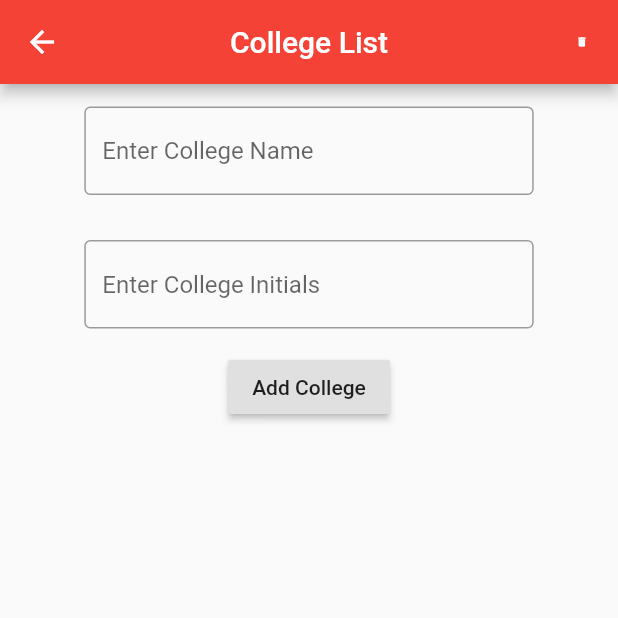
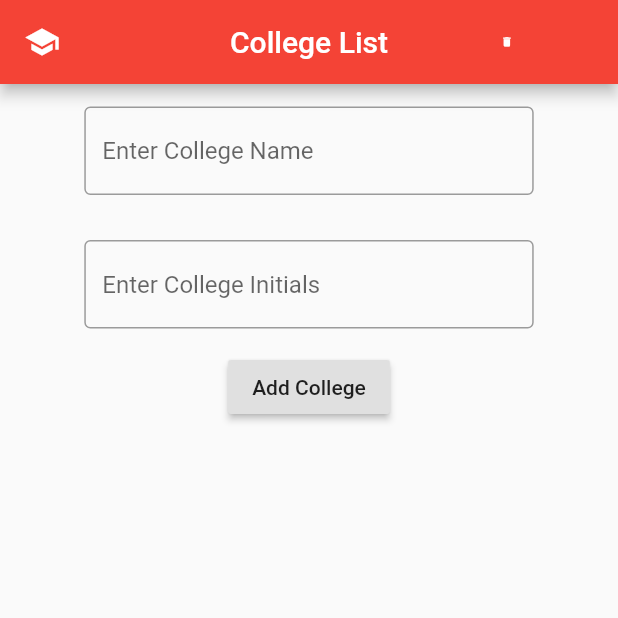
Before and after one commit to gdscvt/UI_Elements_Workshop, a Flutter app: the screen it shows after launch, on a phone screen of 412 x 824 dp, the top half of it. Run offline on Flutter 3.47's test engine with Material 2 defaults, Android fonts, the phone set to English and light mode, and no system bars.

Commit message:
Added changes to main.dart

```diff
--- a/lib/main.dart
+++ b/lib/main.dart
@@ -63,8 +63,7 @@ class _HomeState extends State<Home> {
   // for the page to receive as params
   void sendData() {
     setState(() {
-      Navigator.pushNamed(context, '/colleges',
-          arguments: {'listOfColleges': listOfColleges});
+      Navigator.pushNamed(context, '/colleges');
     });
   }
 
@@ -79,10 +78,12 @@ class _HomeState extends State<Home> {
         backgroundColor: Colors.red,
         leading: IconButton(
           onPressed: () => sendData(),
-          icon: const Icon(Icons.arrow_back),
+          icon: const Icon(Icons.school),
         ),
         actions: <Widget>[
-          IconButton(
+          Container(
+            padding: EdgeInsets.only(right: 50),
+            child: IconButton(
               onPressed: () {
                 setState(() {
                   if (listOfColleges.isNotEmpty) {
@@ -92,6 +93,7 @@ class _HomeState extends State<Home> {
               },
               icon: const Icon(Icons.delete),
               iconSize: MediaQuery.of(context).size.width * (1 / 50),
+            ),
           ),
         ],
       ),
@@ -135,15 +137,13 @@ class _HomeState extends State<Home> {
               },
             ),
             ListView.builder(
-              physics: const ClampingScrollPhysics(),
-              scrollDirection: Axis.vertical,
               shrinkWrap: true,
+              reverse: true,
               itemCount: listOfColleges.length,
-              reverse: true,
               itemBuilder: (context, index) {
                 return generateWidget(
-                  collegeNameContr.text,
-                  collegeInitialsContr.text,
+                  listOfColleges[index].collegeName,
+                  listOfColleges[index].collegeID,
                   context,
                 );
               },
```
Lines whose indentation alone changed are shown as unchanged.
